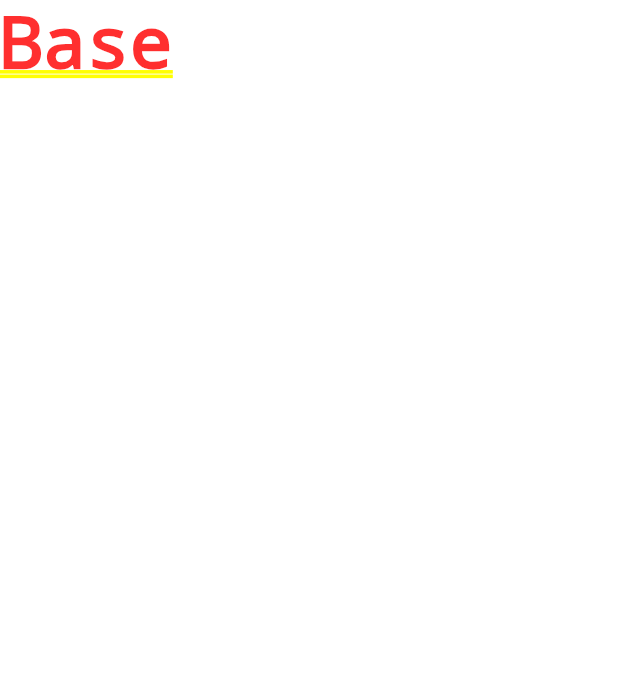
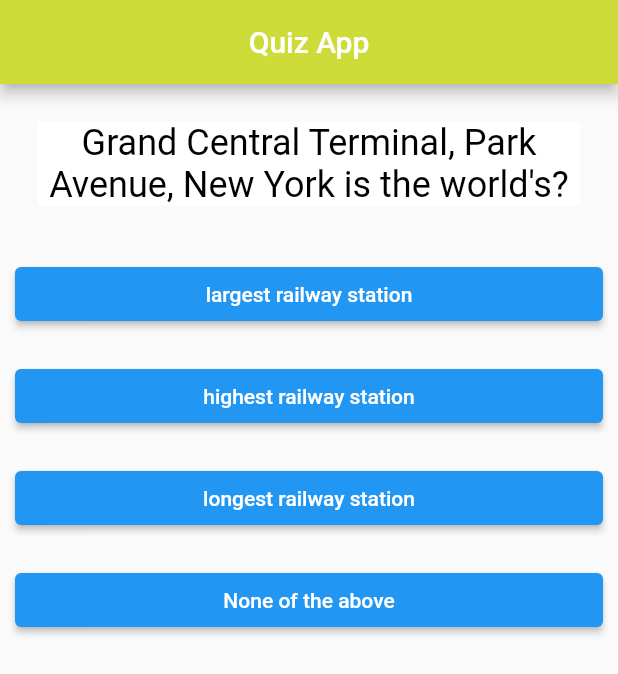
Before and after one commit to KinnaGt/Quiz-App, a Flutter app: the screen it shows after launch, on a phone screen of 412 x 824 dp. Shown: the top 674 px of the screen. Run offline on Flutter 3.47's test engine with Material 2 defaults, Android fonts, the phone set to English and light mode, and no system bars.

Commit message:
formatted and answers

```diff
--- /dev/null
+++ b/lib/answer.dart
@@ -0,0 +1,19 @@
+import 'package:flutter/material.dart';
+
+class Answer extends StatelessWidget {
+  final VoidCallback handler;
+  final String answer;
+  const Answer({ Key? key, required this.handler,required this.answer }) : super(key: key);
+
+  @override
+  Widget build(BuildContext context) {
+    return Container(
+      margin: const EdgeInsets.all(10),
+      width: double.infinity,
+      child: ElevatedButton(
+        onPressed:handler,
+        child: Text(answer),
+      ),
+    );
+  }
+}
--- /dev/null
+++ b/lib/home.dart
@@ -0,0 +1,80 @@
+import 'package:flutter/material.dart';
+import 'package:quiz_app/question.dart';
+import 'package:quiz_app/answer.dart';
+
+class Home extends StatefulWidget {
+  const Home({Key? key}) : super(key: key);
+
+  @override
+  _HomeState createState() => _HomeState();
+}
+
+class _HomeState extends State<Home> {
+  void _answerQuestion() {
+    setState(() {
+      _questionIndex++;
+    });
+    // ignore: avoid_print
+    print(_questionIndex);
+  }
+
+  int _questionIndex = 0;
+  @override
+  Widget build(BuildContext context) {
+    const questions = [
+      {
+        'question':
+            'Grand Central Terminal, Park Avenue, New York is the world\'s?',
+        'answers': [
+          'largest railway station',
+          'highest railway station',
+          'longest railway station',
+          'None of the above',
+        ]
+      },
+      {
+        'question': 'Entomology is the science that studies',
+        'answers': [
+          'Behavior of human beings',
+          'Insects',
+          'The origin and history of technical and scientific terms',
+          'The formation of rocks',
+        ]
+      },
+      {
+        'question':
+            'Eritrea, which became the 182nd member of the UN in 1993, is in the continent of?',
+        'answers': [
+          'Asia',
+          'Africa',
+          'Europe',
+          'Australia',
+        ]
+      },
+    ];
+    return Scaffold(
+      appBar: AppBar(
+          backgroundColor: Colors.lime,
+          title: const Center(
+              child: Text(
+            "Quiz App",
+          ))),
+      body: Stack(
+        children: [
+          Column(
+            children: [
+              Question(questions[_questionIndex]['question'] as String),
+              ...(questions[_questionIndex]['answers'] as List<String>)
+                  .map((answer) {
+                return Answer(
+                  handler: _answerQuestion,
+                  answer: answer,
+                );
+              }).toList()
+            ],
+          )
+        ],
+      ),
+    );
+  }
+}
--- a/lib/main.dart
+++ b/lib/main.dart
@@ -1,4 +1,6 @@
 import 'package:flutter/material.dart';
+
+import 'home.dart';
 
 void main() {
   runApp(const MyApp());
@@ -10,11 +12,11 @@ class MyApp extends StatelessWidget {
   @override
   Widget build(BuildContext context) {
     return MaterialApp(
-      title: 'Quizz app',
+      title: 'Quiz app',
       theme: ThemeData(
         primarySwatch: Colors.blue,
       ),
-      home: const Text('Base'),
+      home: const Home()
     );
   }
 }
--- /dev/null
+++ b/lib/question.dart
@@ -0,0 +1,16 @@
+import 'package:flutter/material.dart';
+
+class Question extends StatelessWidget {
+  final String question;
+  const Question(this.question, {Key? key}) : super(key: key);
+
+  @override
+  Widget build(BuildContext context) {
+    return Container(
+      margin: const EdgeInsets.all(25),
+      color: Colors.white,
+      width: double.infinity,
+      child: Text(question,style: const TextStyle(color: Colors.black,fontSize:24 ),textAlign: TextAlign.center,)
+    );
+  }
+}
```
